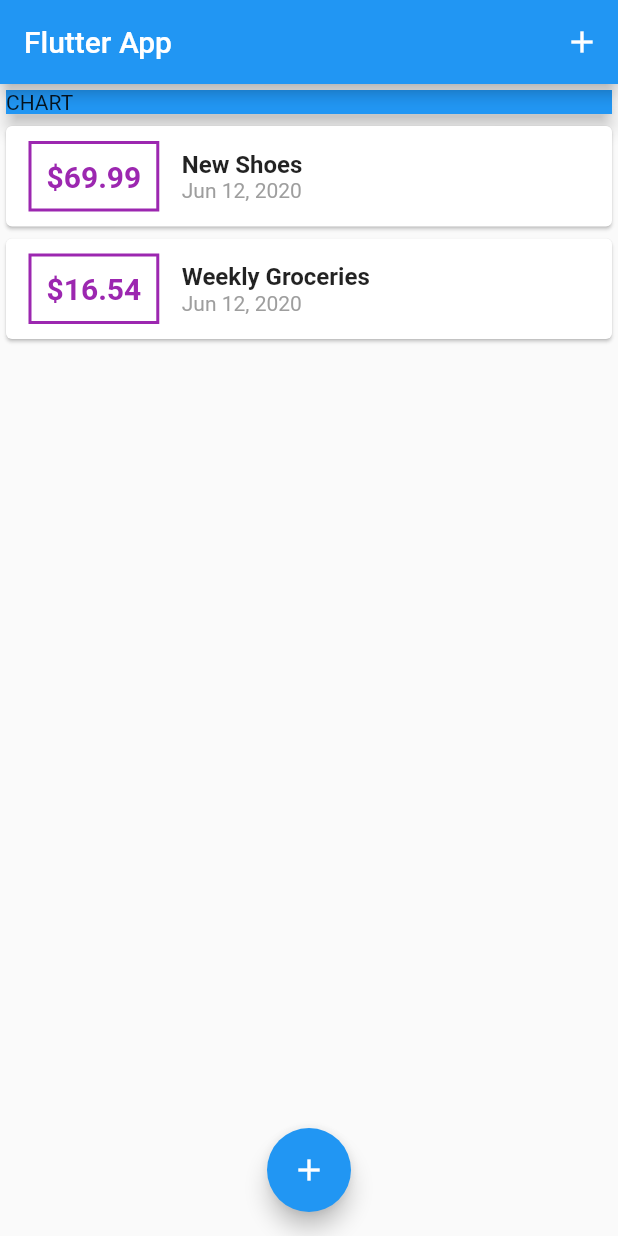
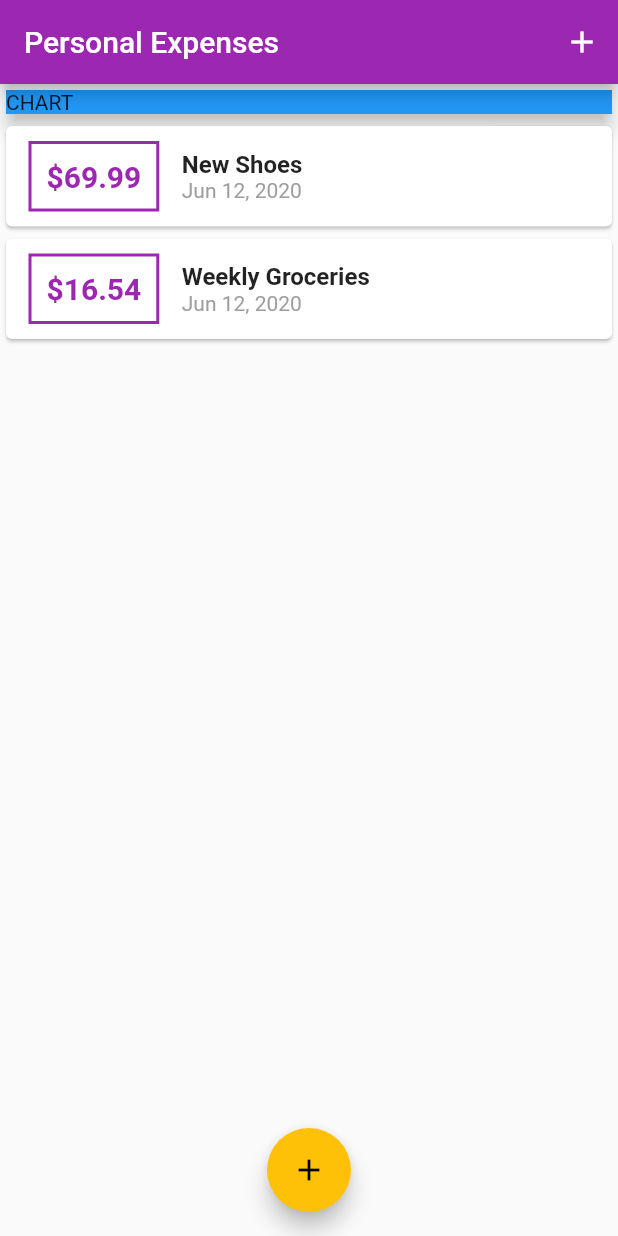
Before and after one commit to VivanVatsa/AppXpenser, a Flutter app: the screen it shows after launch, on a phone screen of 412 x 824 dp. Run offline on Flutter 3.47's test engine with Material 2 defaults, Android fonts, the phone set to English and light mode, and no system bars.

Commit message:
added theming and improvised UI

```diff
--- a/lib/main.dart
+++ b/lib/main.dart
@@ -15,7 +15,11 @@ class MyApp extends StatelessWidget {
   @override
   Widget build(BuildContext context) {
     return MaterialApp(
-      title: 'Flutter App',
+      title: 'Personal Expenses',
+      theme: ThemeData(
+        primarySwatch: Colors.purple,
+        accentColor: Colors.amber,
+      ),
       home: MyHomePage(),
     );
   }
@@ -79,7 +83,7 @@ class _MyHomePageState extends State<MyHomePage> {
   Widget build(BuildContext context) {
     return Scaffold(
       appBar: AppBar(
-        title: Text('Flutter App'),
+        title: Text('Personal Expenses'),
         actions: <Widget>[
           //we actually add action button in this widget prop
           IconButton(icon: Icon(Icons.add),
--- a/lib/widgets/new_transaction.dart
+++ b/lib/widgets/new_transaction.dart
@@ -27,6 +27,8 @@ class _NewTransactionState extends State<NewTransaction> {
       enteredTitle,
       enteredAmount,
     );
+
+    Navigator.of(context).pop();
   }
 
   @override
--- a/lib/widgets/transaction_list.dart
+++ b/lib/widgets/transaction_list.dart
@@ -29,7 +29,10 @@ class TransactionList extends StatelessWidget {
                       horizontal: 15,
                     ),
                     decoration: BoxDecoration(
-                      border: Border.all(color: Colors.purple, width: 2),
+                      border: Border.all(
+                        color: Theme.of(context).primaryColor,
+                        width: 2,
+                        ),
                     ),
                     padding: EdgeInsets.all(10),
                     child: Text(
@@ -39,7 +42,7 @@ class TransactionList extends StatelessWidget {
                       style: TextStyle(
                         fontWeight: FontWeight.bold,
                         fontSize: 20,
-                        color: Colors.purple,
+                        color: Theme.of(context).primaryColor,
                       ),
                     ),
                   ),
```
